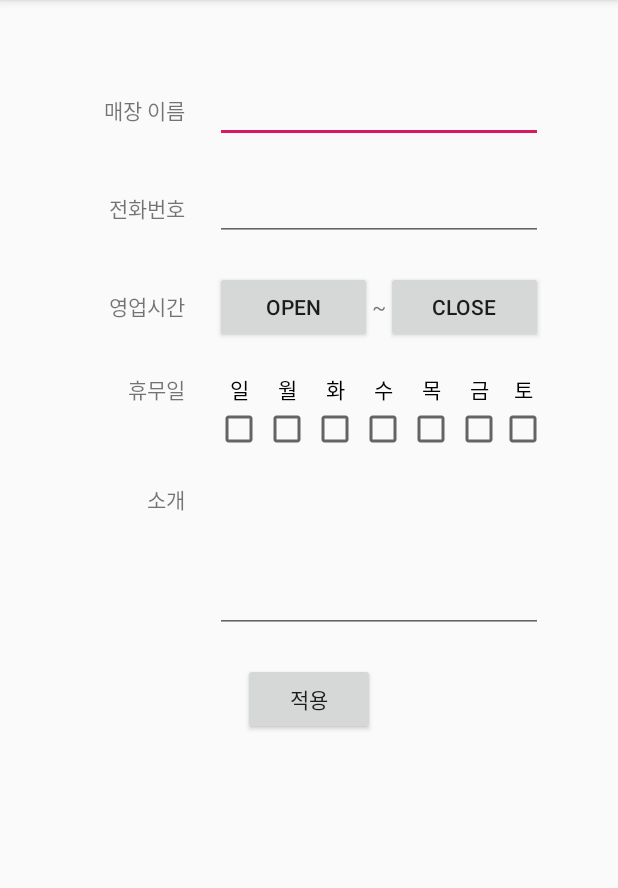
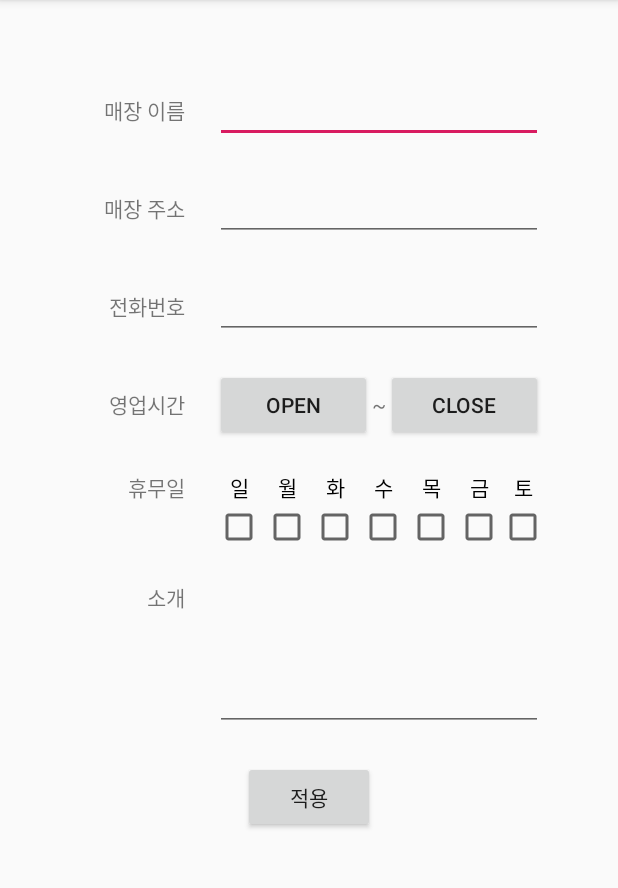
Before and after one commit to Hyeeeeona/kioskServer, an Android app: the screen it shows after launch once a user with an empty profile is signed in (ShopInfoSettingActivity), in the options menu, after a tap on "매장 정보", on a phone screen of 412 x 824 dp, the part 84-972 px from its top. Run offline under Robolectric (Android 15) with nearby library versions, the phone set to English and light mode, and no system bars; our stand-ins replace Firebase (no records; nobody signed in at launch, a user with empty details on screens opened directly).

Commit message:
매장 주소 정보 설정 추가

```diff
--- a/app/src/main/java/com/example/kioskserver/AcceptFragment.java
+++ b/app/src/main/java/com/example/kioskserver/AcceptFragment.java
@@ -6,6 +6,7 @@ import android.content.DialogInterface;
 import android.net.Uri;
 import android.os.Build;
 import android.os.Bundle;
+import android.support.annotation.Nullable;
 import android.support.v4.app.Fragment;
 import android.support.v4.app.FragmentTransaction;
 import android.util.Log;
@@ -39,6 +40,11 @@ public class AcceptFragment extends Fragment {
         // Required empty public constructor
     }
 
+    public void onCreate(@Nullable Bundle savedInstanceState) {
+        super.onCreate(savedInstanceState);
+        getActivity().setTitle("준비중");
+
+    }
 
     @Override
     public View onCreateView(LayoutInflater inflater, ViewGroup container,
--- a/app/src/main/java/com/example/kioskserver/ShopInfoDataFileIO.java
+++ b/app/src/main/java/com/example/kioskserver/ShopInfoDataFileIO.java
@@ -26,6 +26,8 @@ public class ShopInfoDataFileIO {
             shopInfoDataJsonObject.put("shop_businesshours", shopInfo.getBusinessHours());
             shopInfoDataJsonObject.put("shop_personalday", shopInfo.getPersonalDay());
             shopInfoDataJsonObject.put("shop_introduction", shopInfo.getIntroduction());
+            shopInfoDataJsonObject.put("shop_address", shopInfo.getShop_address());
+
 
         }catch (JSONException e){
             e.printStackTrace();
--- a/app/src/main/java/com/example/kioskserver/ShopInfoSettingActivity.java
+++ b/app/src/main/java/com/example/kioskserver/ShopInfoSettingActivity.java
@@ -29,7 +29,7 @@ import retrofit2.Response;
 
 public class ShopInfoSettingActivity extends AppCompatActivity {
 
-    EditText etShopName, etShopTel, etIntroduction;
+    EditText etShopName, etShopTel, etIntroduction, etShopAddress;
     Button btnShopBusinessHoursOpen, btnShopBusinessHoursClose;
     private NetworkService networkService;
     private FirebaseAuth mAuth;
@@ -49,6 +49,7 @@ public class ShopInfoSettingActivity extends AppCompatActivity {
         etShopName = (EditText) findViewById(R.id.et_shop_name);
         etShopTel = (EditText) findViewById(R.id.et_shop_tel);
         etIntroduction = (EditText) findViewById(R.id.et_introduction);
+        etShopAddress = (EditText)findViewById(R.id.et_shop_address);
 
         btnShopBusinessHoursOpen = (Button) findViewById(R.id.btn_business_hours_open);
         btnShopBusinessHoursClose = (Button) findViewById(R.id.btn_business_hours_close);
@@ -87,6 +88,8 @@ public class ShopInfoSettingActivity extends AppCompatActivity {
                 etShopTel.setText(jsonObject.getString("shop_tel"));
                 etIntroduction.setText(jsonObject.getString("shop_introduction"));
                 String businessHours = jsonObject.getString("shop_businesshours");
+                etShopAddress.setText(jsonObject.getString("shop_address"));
+
                 if (businessHours.equals("24시간")) {
                     cbBusinessHoursAllday.setChecked(true);
                     btnShopBusinessHoursOpen.setEnabled(false);
@@ -230,6 +233,7 @@ public class ShopInfoSettingActivity extends AppCompatActivity {
             shopInfo.setShopId(shopId);
             shopInfo.setShopName(etShopName.getText().toString());
             shopInfo.setShopTel(etShopTel.getText().toString());
+            shopInfo.setShop_address(etShopAddress.getText().toString());
             if (cbBusinessHoursAllday.isChecked()) {
                 shopInfo.setBusinessHours("24시간");
             } else {
@@ -297,7 +301,6 @@ public class ShopInfoSettingActivity extends AppCompatActivity {
 
             finish();
             startActivity(getIntent());
-
         }
     };
 }
--- a/app/src/main/java/com/example/kioskserver/WaitConfirmFragment.java
+++ b/app/src/main/java/com/example/kioskserver/WaitConfirmFragment.java
@@ -7,6 +7,7 @@ import android.content.Intent;
 import android.net.Uri;
 import android.os.Build;
 import android.os.Bundle;
+import android.support.annotation.Nullable;
 import android.support.v4.app.Fragment;
 import android.support.v4.app.FragmentTransaction;
 import android.util.Log;
@@ -42,13 +43,17 @@ public class WaitConfirmFragment extends Fragment {
         // Required empty public constructor
     }
 
+    public void onCreate(@Nullable Bundle savedInstanceState) {
+        super.onCreate(savedInstanceState);
+        getActivity().setTitle("접수대기");
+
+    }
+
     public void startTimer() {
         TimerTask timerTask = new TimerTask() {
             @Override
             public void run() {
                 //반복실행할 구문
-                //TODO: DB 쿼리날려서 status 확인.. 후 addItem 으로 추가.
-                //TODO: 하.. 할거많다..
                 getActivity().runOnUiThread(new Runnable() {
                     @Override
                     public void run() {
--- a/app/src/main/res/layout/activity_shop_info_setting.xml
+++ b/app/src/main/res/layout/activity_shop_info_setting.xml
@@ -61,12 +61,33 @@
             android:layout_height="wrap_content"
             android:layout_marginRight="50dp"
             android:layout_marginTop="50dp"
-            app:layout_constraintBottom_toTopOf="@+id/et_shop_tel"
+            app:layout_constraintBottom_toTopOf="@+id/et_shop_address"
             app:layout_constraintHorizontal_weight="3"
             app:layout_constraintLeft_toRightOf="@id/tv_shop_name"
             app:layout_constraintRight_toRightOf="parent"
             app:layout_constraintTop_toTopOf="parent" />
 
+        <TextView
+            android:id="@+id/tv_shop_address"
+            android:layout_width="0dp"
+            android:layout_height="wrap_content"
+            android:text="매장 주소"
+            android:textAlignment="textEnd"
+            app:layout_constraintBaseline_toBaselineOf="@id/et_shop_address"
+            app:layout_constraintEnd_toEndOf="@id/tv_shop_name"
+            app:layout_constraintStart_toStartOf="@id/tv_shop_name" />
+
+
+        <EditText
+            android:id="@+id/et_shop_address"
+            android:layout_width="0dp"
+            android:layout_height="wrap_content"
+            android:inputType="number"
+            android:layout_marginTop="20dp"
+            app:layout_constraintBottom_toTopOf="@+id/et_shop_tel"
+            app:layout_constraintLeft_toLeftOf="@id/et_shop_name"
+            app:layout_constraintRight_toRightOf="@id/et_shop_name"
+            app:layout_constraintTop_toBottomOf="@id/et_shop_name" />
         <TextView
             android:id="@+id/tv_shop_tel"
             android:layout_width="0dp"
@@ -77,6 +98,7 @@
             app:layout_constraintEnd_toEndOf="@id/tv_shop_name"
             app:layout_constraintStart_toStartOf="@id/tv_shop_name" />
 
+
         <EditText
             android:id="@+id/et_shop_tel"
             android:layout_width="0dp"
@@ -86,7 +108,7 @@
             app:layout_constraintBottom_toTopOf="@+id/btn_business_hours_open"
             app:layout_constraintLeft_toLeftOf="@id/et_shop_name"
             app:layout_constraintRight_toRightOf="@id/et_shop_name"
-            app:layout_constraintTop_toBottomOf="@id/et_shop_name" />
+            app:layout_constraintTop_toBottomOf="@id/et_shop_address" />
 
         <TextView
             android:id="@+id/tv_business_hours"
```
Also changed, not shown: app/src/main/java/com/example/kioskserver/ShopInfo.java (+12 -1 lines).
